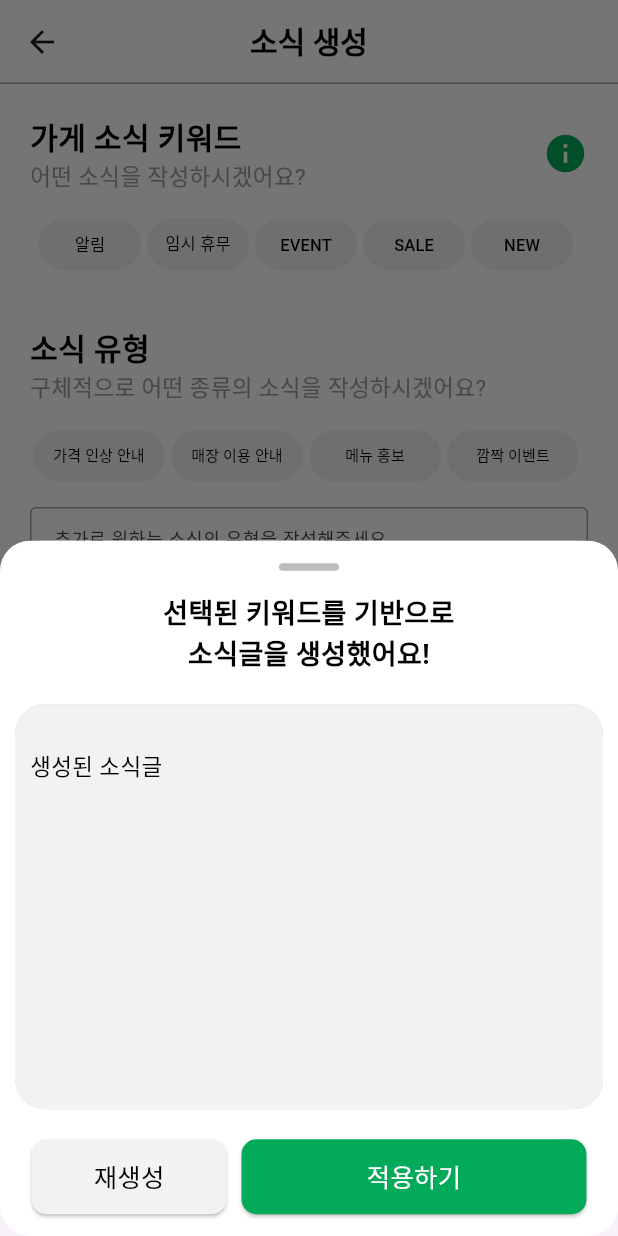
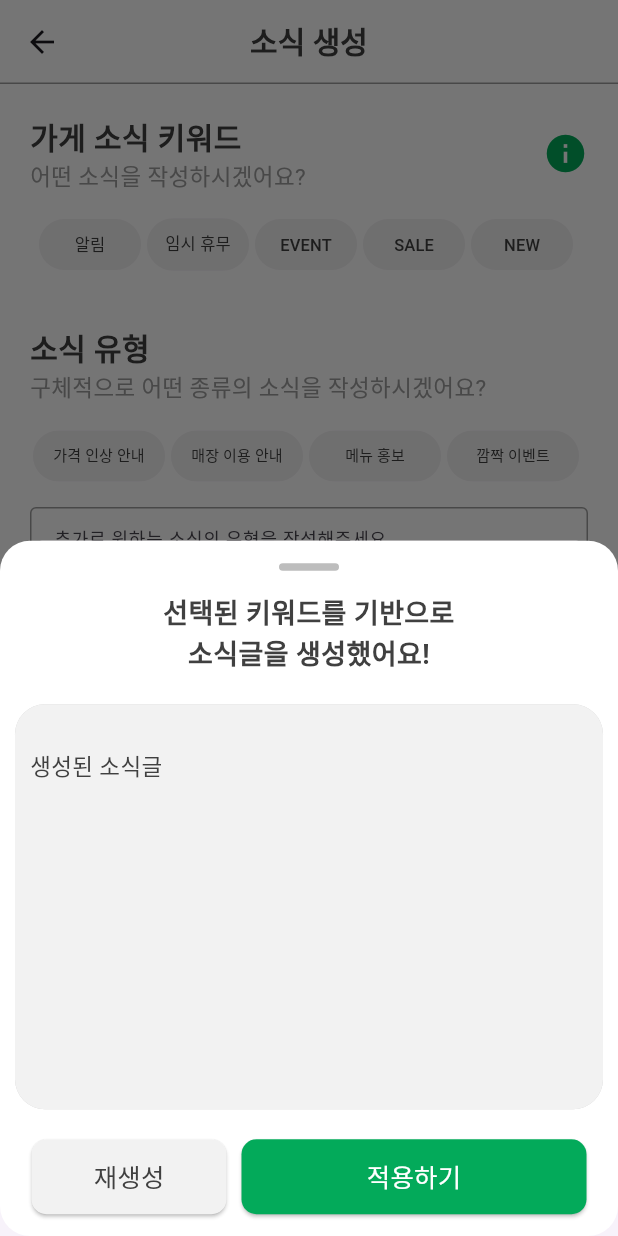
Before and after one commit to NeighClova/Frontend, a Flutter app: the GenerateNews screen opened directly, after a tap on "키워드 기반 맞춤 소식 글 생성하기", on a phone screen of 412 x 824 dp. Run offline on Flutter 3.47's test engine with Material 3 defaults, Android fonts, the phone set to English and light mode, and no system bars; our stand-ins replace fluttertoast, image_picker.

Commit message:
design: Modify text color (#5)

```diff
--- a/lib/change_password.dart
+++ b/lib/change_password.dart
@@ -49,7 +49,7 @@ class _ChangePasswordState extends State<ChangePassword> {
         title: Text('비밀번호 변경',
           style: TextStyle(
             fontWeight: FontWeight.bold,
-            color: Colors.black,
+            color: Color(0xff404040),
             fontSize: 20,
           )
         ),
@@ -345,7 +345,7 @@ class _ChangePasswordState extends State<ChangePassword> {
                     );
                   },
                   style: ButtonStyle(
-                    foregroundColor: MaterialStateProperty.all(Colors.black),
+                    foregroundColor: MaterialStateProperty.all(Color(0xff404040)),
                     shadowColor: MaterialStateProperty.all(Colors.transparent),
                     overlayColor: MaterialStateProperty.all(Colors.transparent),
                     alignment: Alignment.center,
--- a/lib/edit_info.dart
+++ b/lib/edit_info.dart
@@ -66,7 +66,7 @@ class _EditInfoState extends State<EditInfo> {
         title: Text('업체 정보 수정',
           style: TextStyle(
             fontWeight: FontWeight.bold,
-            color: Colors.black,
+            color: Color(0xff404040),
             fontSize: 20,
           )
         ),
--- a/lib/email_auth_page.dart
+++ b/lib/email_auth_page.dart
@@ -62,7 +62,7 @@ class _EmailAuthPageState extends State<EmailAuthPage> {
                   child: Text('코드를 보내드렸습니다',
                     style: TextStyle(
                       fontWeight: FontWeight.bold,
-                      color:Colors.black,
+                      color:Color(0xff404040),
                       fontSize: 25,
                     )
                   ),
@@ -80,7 +80,7 @@ class _EmailAuthPageState extends State<EmailAuthPage> {
               Center(
                 child: Text('인증을 위해 아래에 코드를 입력해주세요.',
                   style: TextStyle(
-                    color: Colors.black,
+                    color: Color(0xff404040),
                     fontSize: 17,
                   ),
                 ),
--- a/lib/generate_news.dart
+++ b/lib/generate_news.dart
@@ -65,7 +65,7 @@ class _GenerateNewsState extends State<GenerateNews> {
         title: Text('소식 생성',
           style: TextStyle(
             fontWeight: FontWeight.bold,
-            color: Colors.black,
+            color: Color(0xff404040),
             fontSize: 20,
           )
         ),
@@ -103,7 +103,7 @@ class _GenerateNewsState extends State<GenerateNews> {
                           Align(
                             alignment: Alignment.topCenter,
                             child: Text('선택된 키워드를 기반으로\n소식글을 생성했어요!',
-                              style: TextStyle(fontSize: 18, color: Colors.black, fontWeight: FontWeight.bold,),
+                              style: TextStyle(fontSize: 18, color: Color(0xff404040), fontWeight: FontWeight.bold,),
                               textAlign: TextAlign.center,
                             ),
                           ),
@@ -116,7 +116,7 @@ class _GenerateNewsState extends State<GenerateNews> {
                                 child: SingleChildScrollView(
                                   padding: EdgeInsets.fromLTRB(10, 30, 10, 20),
                                   child: Text(_generatedText,
-                                    style: TextStyle(fontSize: 15, color: Colors.black),
+                                    style: TextStyle(fontSize: 15, color: Color(0xff404040)),
                                   ),
                                 ),
                                 decoration: BoxDecoration(
@@ -151,7 +151,7 @@ class _GenerateNewsState extends State<GenerateNews> {
                                   minimumSize: Size(130, 50),
                                 ),
                                 child: Text('재생성',
-                                  style: TextStyle(fontSize: 17, color: Colors.black),
+                                  style: TextStyle(fontSize: 17, color: Color(0xff404040)),
                                 ),
                               ),
                               Padding(padding: EdgeInsets.only(right: 10)),
@@ -215,7 +215,7 @@ class _GenerateNewsState extends State<GenerateNews> {
                             Text('가게 소식 키워드',
                               style: TextStyle(
                                 fontWeight: FontWeight.bold,
-                                color:Colors.black,
+                                color:Color(0xff404040),
                                 fontSize: 20,
                               )
                             ),
@@ -238,7 +238,7 @@ class _GenerateNewsState extends State<GenerateNews> {
                                     '- 활용 전 사실 점검을 권장드려요.\n'
                                     '- 구체적으로 지시할수록 더 좋은 답변을 얻을 수 있어요.',
                           padding: EdgeInsets.all(20),
-                          textStyle: TextStyle(color: Colors.black),
+                          textStyle: TextStyle(color: Color(0xff404040)),
                           preferBelow: false,
                           verticalOffset: 15,
                           triggerMode: TooltipTriggerMode.tap,
@@ -267,7 +267,7 @@ class _GenerateNewsState extends State<GenerateNews> {
                           Text('소식 유형',
                             style: TextStyle(
                               fontWeight: FontWeight.bold,
-                              color: Colors.black,
+                              color: Color(0xff404040),
                               fontSize: 20,
                             ),
                           ),
@@ -319,7 +319,7 @@ class _GenerateNewsState extends State<GenerateNews> {
                           Text('기간',
                             style: TextStyle(
                               fontWeight: FontWeight.bold,
-                              color: Colors.black,
+                              color: Color(0xff404040),
                               fontSize: 20,
                             ),
                           ),
@@ -342,7 +342,7 @@ class _GenerateNewsState extends State<GenerateNews> {
                               TextButton(
                                 style: TextButton.styleFrom(
                                   textStyle: TextStyle(fontSize: 18),
-                                  foregroundColor: Colors.black,
+                                  foregroundColor: Color(0xff404040),
                                 ),
                                 onPressed: () async {
                                   final DateTime? dateTime = await showDatePicker(
@@ -354,12 +354,12 @@ class _GenerateNewsState extends State<GenerateNews> {
                                       return Theme(
                                         data: ThemeData.light().copyWith(
                                           colorScheme: ColorScheme.light(
-                                            primary: Colors.black,
-                                            onSurface: Colors.black,
+                                            primary: Color(0xff404040),
+                                            onSurface: Color(0xff404040),
                                           ),
                                           buttonTheme: ButtonThemeData(
                                             colorScheme: ColorScheme.light(
-                                              primary: Colors.black,
+                                              primary: Color(0xff404040),
                                             )
                                           ),
                                         ),
@@ -378,7 +378,7 @@ class _GenerateNewsState extends State<GenerateNews> {
                               TextButton(
                                 style: TextButton.styleFrom(
                                   textStyle: TextStyle(fontSize: 15),
-                                  foregroundColor: Colors.black,
+                                  foregroundColor: Color(0xff404040),
                                 ),
                                 onPressed: () async {
                                   final TimeOfDay? timeOfDay = await showTimePicker(
@@ -388,12 +388,12 @@ class _GenerateNewsState extends State<GenerateNews> {
                                       return Theme(
                                         data: ThemeData.light().copyWith(
                                           colorScheme: ColorScheme.light(
-                                            primary: Colors.black,
-                                            onSurface: Colors.black,
+                                            primary: Color(0xff404040),
+                                            onSurface: Color(0xff404040),
                                           ),
                                           buttonTheme: ButtonThemeData(
                                             colorScheme: ColorScheme.light(
-                                              primary: Colors.black,
+                                              primary: Color(0xff404040),
                                             )
                                           )
                                         ),
@@ -418,7 +418,7 @@ class _GenerateNewsState extends State<GenerateNews> {
                         ),
                         Padding(padding: EdgeInsets.only(right: 20)),
                         Container(
-                          child: Icon(Icons.arrow_forward, size: 30, color: Colors.black,),
+                          child: Icon(Icons.arrow_forward, size: 30, color: Color(0xff404040),),
                         ),
                         Padding(padding: EdgeInsets.only(right: 20)),
                         Container(
@@ -426,8 +426,8 @@ class _GenerateNewsState extends State<GenerateNews> {
                             children: [
                               TextButton(
                                 style: TextButton.styleFrom(
-                                  textStyle: TextStyle(fontSize: 18, color: Colors.black),
-                                  foregroundColor: Colors.black,
+                                  textStyle: TextStyle(fontSize: 18, color: Color(0xff404040)),
+                                  foregroundColor: Color(0xff404040),
                                 ),
                                 onPressed: () async {
                                   final DateTime? dateTime = await showDatePicker(
@@ -439,12 +439,12 @@ class _GenerateNewsState extends State<GenerateNews> {
                                       return Theme(
                                         data: ThemeData.light().copyWith(
                                           colorScheme: ColorScheme.light(
-                                            primary: Colors.black,
-                                            onSurface: Colors.black,
+                                            primary: Color(0xff404040),
+                                            onSurface: Color(0xff404040),
                                           ),
                                           buttonTheme: ButtonThemeData(
                                             colorScheme: ColorScheme.light(
-                                              primary: Colors.black,
+                                              primary: Color(0xff404040),
                                             )
                                           )
                                         ),
@@ -463,7 +463,7 @@ class _GenerateNewsState extends State<GenerateNews> {
                               TextButton(
                                 style: TextButton.styleFrom(
                                   textStyle: TextStyle(fontSize: 15),
-                                  foregroundColor: Colors.black,
+                                  foregroundColor: Color(0xff404040),
                                 ),
                                 onPressed: () async {
                                   final TimeOfDay? timeOfDay = await showTimePicker(
@@ -473,12 +473,12 @@ class _GenerateNewsState extends State<GenerateNews> {
                                       return Theme(
                                         data: ThemeData.light().copyWith(
                                           colorScheme: ColorScheme.light(
-                                            primary: Colors.black,
-                                            onSurface: Colors.black,
+                                            primary: Color(0xff404040),
+                                            onSurface: Color(0xff404040),
                                           ),
                                           buttonTheme: ButtonThemeData(
                                             colorScheme: ColorScheme.light(
-                                              primary: Colors.black,
+                                              primary: Color(0xff404040),
                                             )
                                           )
                                         ),
@@ -509,7 +509,7 @@ class _GenerateNewsState extends State<GenerateNews> {
                       child : Text('강조하고 싶은 내용 추가',
                         style: TextStyle(
                           fontWeight: FontWeight.bold,
-                          color: Colors.black,
+                          color: Color(0xff404040),
                           fontSize: 20,
                         ),
                       ),
@@ -563,7 +563,7 @@ class _GenerateNewsState extends State<GenerateNews> {
             child: Text(
               keyword[index]['keyword'],
               style: TextStyle(
-              color: keyword[index]['isSelected'] ? Colors.white : Colors.black,
+              color: keyword[index]['isSelected'] ? Colors.white : Color(0xff404040),
               fontSize: 11,
               )
             ),
@@ -610,7 +610,7 @@ class _GenerateNewsState extends State<GenerateNews> {
             child: Text(
               type[index]['type'],
               style: TextStyle(
-              color: type[index]['isSelected'] ? Colors.white : Colors.black,
+              color: type[index]['isSelected'] ? Colors.white : Color(0xff404040),
               fontSize: 10,
               )
             ),
--- a/lib/join_page.dart
+++ b/lib/join_page.dart
@@ -230,7 +230,7 @@ class _JoinPageState extends State<JoinPage> {
                             child: Text('로그인',
                               style: TextStyle(
                                 decoration: TextDecoration.underline,
-                                color: Colors.black,
+                                color: Color(0xff404040),
                                 fontSize: 12,
                               ),),
                           )
@@ -250,7 +250,7 @@ class _JoinPageState extends State<JoinPage> {
                           ),
                         ),
                         SizedBox(width: 10.0),
-                        Text('네이버로 간편하게 로그인하기', style: TextStyle(color: Colors.black)),
+                        Text('네이버로 간편하게 로그인하기', style: TextStyle(color: Color(0xff404040))),
                         SizedBox(width: 10.0),
                           Expanded(
                             child: Container(
--- a/lib/license.dart
+++ b/lib/license.dart
@@ -23,7 +23,7 @@ class License extends StatelessWidget {
         title: Text('오픈소스 라이선스',
           style: TextStyle(
             fontWeight: FontWeight.bold,
-            color: Colors.black,
+            color: Color(0xff404040),
             fontSize: 20,
           )
         ),
--- a/lib/news.dart
+++ b/lib/news.dart
@@ -27,7 +27,7 @@ class _NewsPageState extends State<NewsPage> {
         title: Text('소식 생성',
           style: TextStyle(
             fontWeight: FontWeight.bold,
-            color: Colors.black,
+            color: Color(0xff404040),
             fontSize: 20,
           )
         ),
--- a/lib/news_card.dart
+++ b/lib/news_card.dart
@@ -49,14 +49,14 @@ class _NewsCardState extends State<NewsCard> {
                       children: [
                         Text('식당 이름',
                         style: TextStyle(
-                          color: Colors.black,
+                          color: Color(0xff404040),
                           fontSize: 15,
                         ),
                         textAlign: TextAlign.left,
                         ),
                         Text('날짜',
                         style: TextStyle(
-                          color: Colors.black,
+                          color: Color(0xff404040),
                           fontSize: 10,
                         ),
                         textAlign: TextAlign.left,
@@ -108,7 +108,7 @@ void showToast(){
   Fluttertoast.showToast(
     msg: '클립보드에 복사되었습니다.',
     gravity: ToastGravity.BOTTOM,
-    backgroundColor: Colors.black,
+    backgroundColor: Color(0xff404040),
     fontSize: 15,
     textColor: Colors.white,
     toastLength: Toast.LENGTH_SHORT,
--- a/lib/register_info.dart
+++ b/lib/register_info.dart
@@ -47,7 +47,7 @@ class _RegisterInfo extends State<RegisterInfo> {
         title: Text('업체 정보 등록',
           style: TextStyle(
             fontWeight: FontWeight.bold,
-            color: Colors.black,
+            color: Color(0xff404040),
             fontSize: 20,
           )
         ),
@@ -329,7 +329,7 @@ class _RegisterInfo extends State<RegisterInfo> {
             child: Text(
               targets[index]['target'],
               style: TextStyle(
-              color: targets[index]['isSelected'] ? Colors.white : Colors.black,
+              color: targets[index]['isSelected'] ? Colors.white : Color(0xff404040),
               fontSize: 12,
               )
             ),
--- a/lib/tabview.dart
+++ b/lib/tabview.dart
@@ -39,7 +39,7 @@ class _TabViewState extends State<TabView> with TickerProviderStateMixin {
   Widget build(BuildContext context) {
     return Scaffold(
       bottomNavigationBar: BottomNavigationBar(
-        selectedItemColor: Colors.black,
+        selectedItemColor: Color(0xff404040),
         unselectedItemColor: Colors.grey,
         selectedLabelStyle: const TextStyle(
           fontSize: 10,
```
Also changed, not shown: lib/find_password_page.dart (+5 -5 lines), lib/main.dart (+9 -3 lines), lib/mypage.dart (+17 -17 lines).
